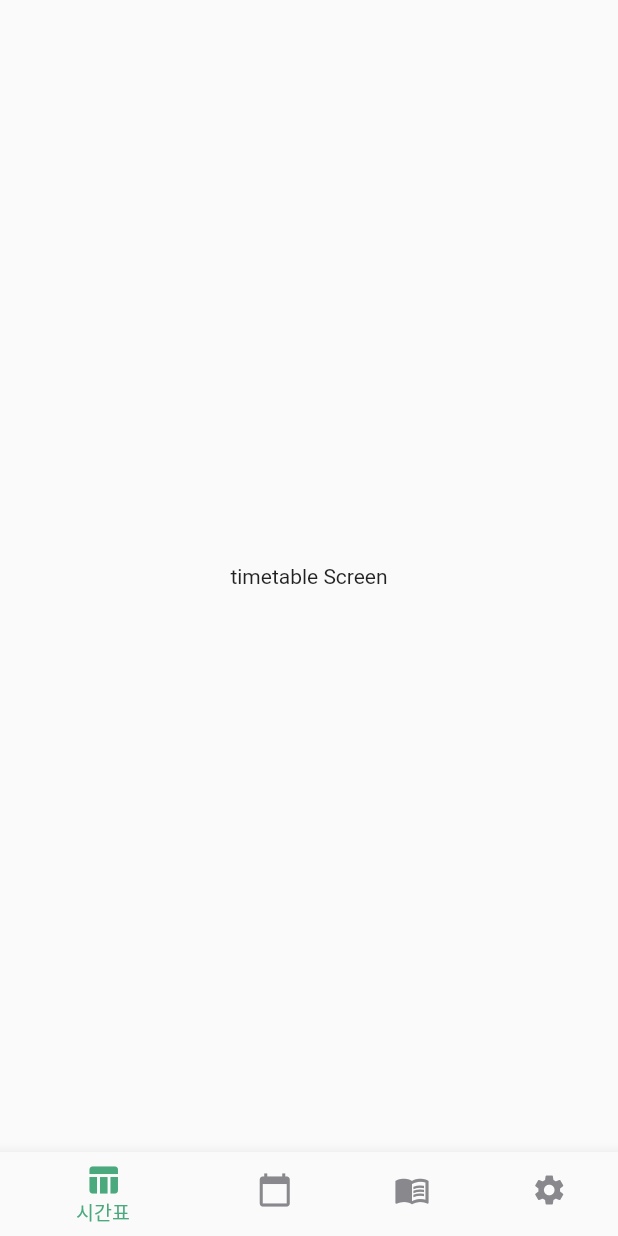
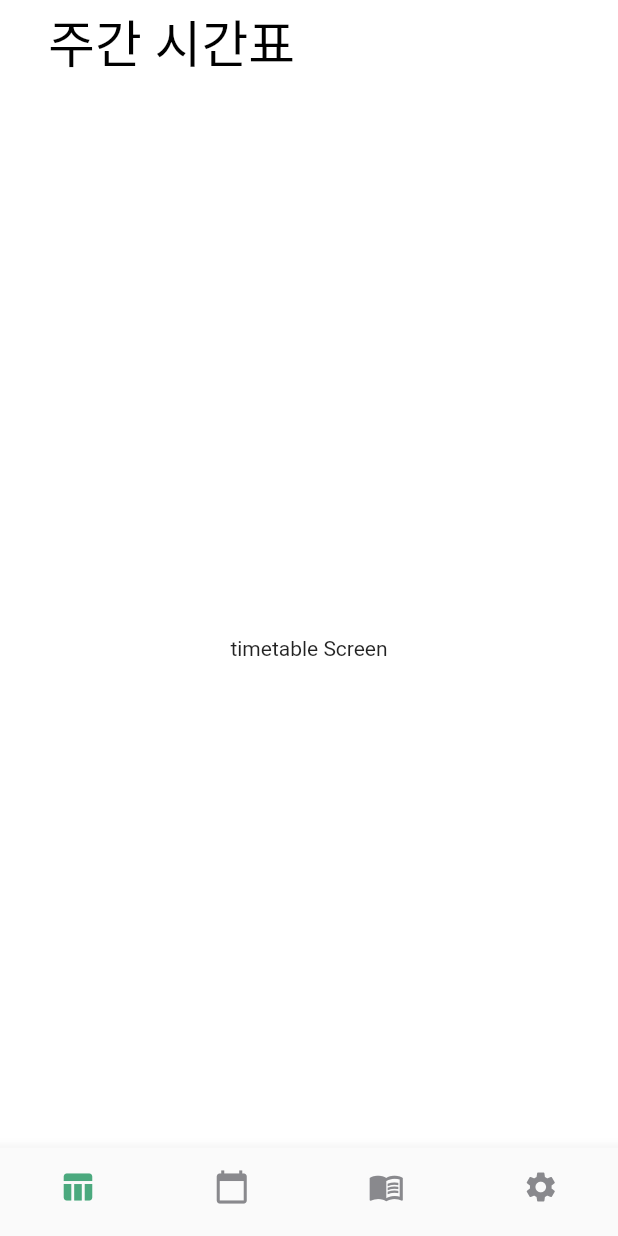
Before and after one commit to High-Apply/classify_app, a Flutter app: the screen it shows after launch, on a phone screen of 412 x 824 dp. Run offline on Flutter 3.47's test engine with Material 2 defaults, Android fonts, the phone set to English and light mode, and no system bars.

Commit message:
추가 : my_app_bar.dart | 수정 : BottomNavigation에서 라벨 제거
tiemtable, setting, 등의 화면에서 스타일은 동일하며 타이틀명만 다른 앱바를 따로 위젯으로 빼서 만들었음.

```diff
--- a/lib/main.dart
+++ b/lib/main.dart
@@ -14,6 +14,7 @@ class MyApp extends StatelessWidget {
       title: 'Classify',
       theme: ThemeData(),
       home: const MyScreen(title: "Classify Login"),
+      debugShowCheckedModeBanner: false,
     );
   }
 }
--- a/lib/screens/my_screen.dart
+++ b/lib/screens/my_screen.dart
@@ -3,7 +3,6 @@ import 'package:classify_app/screens/hscredit_screen.dart';
 import 'package:classify_app/screens/setting_screen.dart';
 import 'package:classify_app/screens/timetable_screen.dart';
 import 'package:classify_app/styles/custom_color_style.dart';
-import 'package:classify_app/styles/custom_font_style.dart';
 import 'package:flutter/material.dart';
 
 class MyScreen extends StatefulWidget {
@@ -46,9 +45,9 @@ class _MyScreenState extends State<MyScreen> {
         onTap: _onItemTapped,
         unselectedItemColor: CustomColor.subtext,
         selectedItemColor: CustomColor.lightGreen,
-        selectedLabelStyle: CustomTextStyle.footnote,
-        unselectedLabelStyle: CustomTextStyle.footnote,
-        type: BottomNavigationBarType.shifting,
+        showSelectedLabels: false,
+        showUnselectedLabels: false,
+        type: BottomNavigationBarType.fixed,
       ),
     );
   }
--- a/lib/screens/timetable_screen.dart
+++ b/lib/screens/timetable_screen.dart
@@ -1,3 +1,4 @@
+import 'package:classify_app/widgets/my_app_bar.dart';
 import 'package:flutter/material.dart';
 
 class TimetableScreen extends StatefulWidget {
@@ -11,7 +12,11 @@ class _TimetableScreenState extends State<TimetableScreen> {
   @override
   Widget build(BuildContext context) {
     return const Scaffold(
+      appBar: MyAppBar(
+        title: '주간 시간표',
+      ),
       body: Center(child: Text("timetable Screen")),
+      backgroundColor: Colors.white,
     );
   }
 }
--- a/lib/styles/custom_font_style.dart
+++ b/lib/styles/custom_font_style.dart
@@ -1,44 +1,26 @@
 import 'package:flutter/material.dart';
 
 class CustomTextStyle {
-  static const TextStyle titleLarge = TextStyle(
-    fontSize: 28,
-    fontWeight: FontWeight.w400,
-  );
-  static const TextStyle titleMedium = TextStyle(
-    fontSize: 22,
-    fontWeight: FontWeight.w400,
-  );
-  static const TextStyle titleSmall = TextStyle(
-    fontSize: 20,
-    fontWeight: FontWeight.w400,
-  );
-  static const TextStyle headline = TextStyle(
-    fontSize: 17,
-    fontWeight: FontWeight.w600,
-  );
-  static const TextStyle body = TextStyle(
-    fontSize: 17,
-    fontWeight: FontWeight.w400,
-  );
-  static const TextStyle callout = TextStyle(
-    fontSize: 16,
-    fontWeight: FontWeight.w400,
-  );
-  static const TextStyle subhead = TextStyle(
-    fontSize: 15,
-    fontWeight: FontWeight.w400,
-  );
-  static const TextStyle footnote = TextStyle(
-    fontSize: 13,
-    fontWeight: FontWeight.w400,
-  );
-  static const TextStyle captionLarge = TextStyle(
-    fontSize: 12,
-    fontWeight: FontWeight.w400,
-  );
-  static const TextStyle captionMedium = TextStyle(
-    fontSize: 11,
-    fontWeight: FontWeight.w400,
-  );
+  static const TextStyle displayLarge =
+      TextStyle(fontSize: 34, fontWeight: FontWeight.w400, color: Colors.black);
+  static const TextStyle titleLarge =
+      TextStyle(fontSize: 28, fontWeight: FontWeight.w400, color: Colors.black);
+  static const TextStyle titleMedium =
+      TextStyle(fontSize: 22, fontWeight: FontWeight.w400, color: Colors.black);
+  static const TextStyle titleSmall =
+      TextStyle(fontSize: 20, fontWeight: FontWeight.w400, color: Colors.black);
+  static const TextStyle headline =
+      TextStyle(fontSize: 17, fontWeight: FontWeight.w600, color: Colors.black);
+  static const TextStyle body =
+      TextStyle(fontSize: 17, fontWeight: FontWeight.w400, color: Colors.black);
+  static const TextStyle callout =
+      TextStyle(fontSize: 16, fontWeight: FontWeight.w400, color: Colors.black);
+  static const TextStyle subhead =
+      TextStyle(fontSize: 15, fontWeight: FontWeight.w400, color: Colors.black);
+  static const TextStyle footnote =
+      TextStyle(fontSize: 13, fontWeight: FontWeight.w400, color: Colors.black);
+  static const TextStyle captionLarge =
+      TextStyle(fontSize: 12, fontWeight: FontWeight.w400, color: Colors.black);
+  static const TextStyle captionMedium =
+      TextStyle(fontSize: 11, fontWeight: FontWeight.w400, color: Colors.black);
 }
--- /dev/null
+++ b/lib/widgets/my_app_bar.dart
@@ -0,0 +1,24 @@
+import 'package:classify_app/styles/custom_font_style.dart';
+import 'package:flutter/material.dart';
+
+class MyAppBar extends StatelessWidget implements PreferredSizeWidget {
+  const MyAppBar({Key? key, required this.title}) : super(key: key);
+  final String title;
+
+  @override
+  Size get preferredSize => const Size.fromHeight(100);
+
+  @override
+  Widget build(BuildContext context) {
+    return AppBar(
+      backgroundColor: Colors.white,
+      elevation: 0,
+      leadingWidth: 16,
+      leading: Container(),
+      title: Text(
+        title,
+        style: CustomTextStyle.displayLarge,
+      ),
+    );
+  }
+}
```
